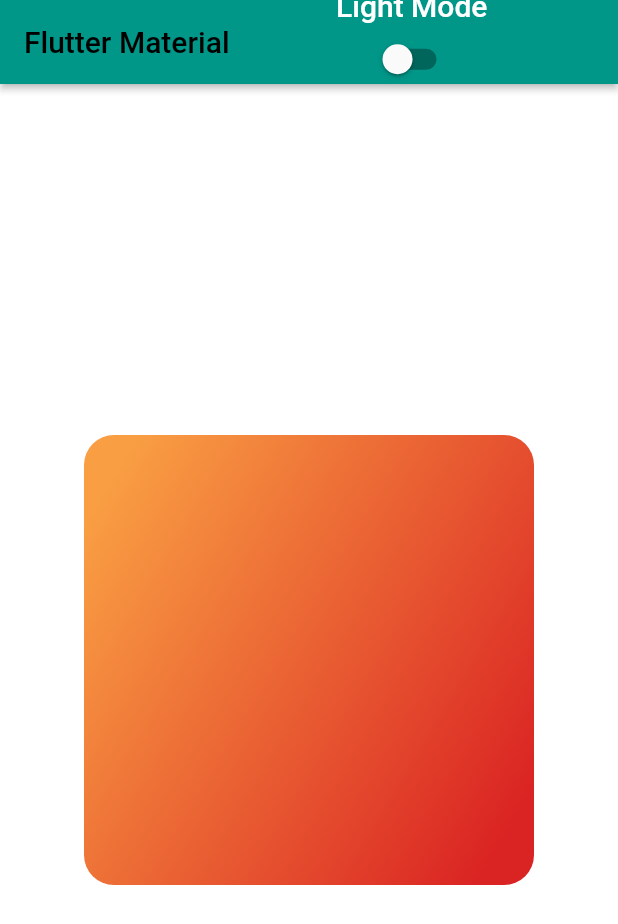
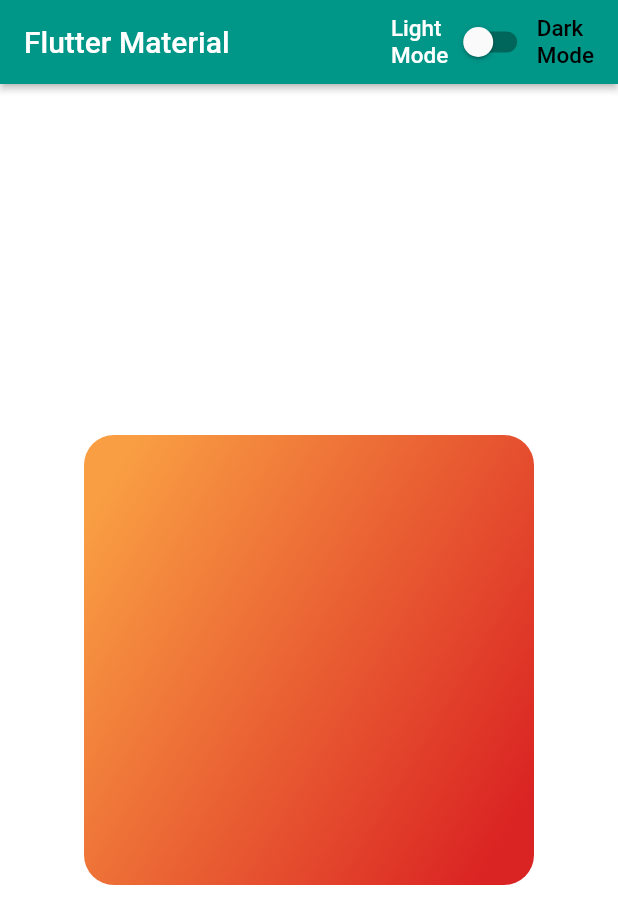
Before and after one commit to 73-sk-nahid/Flutter_Materials, a Flutter app: the screen it shows after launch, on a phone screen of 412 x 824 dp. Shown: the top 924 px of the screen. Run offline on Flutter 3.47's test engine with Material 2 defaults, Android fonts, the phone set to English and light mode, and no system bars; our stand-ins replace hooks_riverpod.

Commit message:
dark & light mode done

```diff
--- a/lib/animated_gradient.dart
+++ b/lib/animated_gradient.dart
@@ -6,17 +6,36 @@ import 'package:hooks_riverpod/hooks_riverpod.dart';
 import 'app_theme.dart';
 
 void main() {
-  runApp(ProviderScope(child: const MyApp()));
+  runApp(const ProviderScope(child: MyApp()));
 }
 
-class MyApp extends StatefulWidget {
-  const MyApp({super.key});
+class MyApp extends HookConsumerWidget {
+  const MyApp({Key? key}) : super(key: key);
 
   @override
-  State<MyApp> createState() => _MyAppState();
+  Widget build(BuildContext context, WidgetRef ref) {
+    SystemChrome.setEnabledSystemUIMode(SystemUiMode.leanBack);
+    final appThemeState = ref.watch(appThemeStateNotifier);
+    return MaterialApp(
+      debugShowCheckedModeBanner: false,
+      theme: AppTheme.lightTheme,
+      darkTheme: AppTheme.darkTheme,
+      themeMode:
+          appThemeState.isDarkModeEnabled ? ThemeMode.dark : ThemeMode.light,
+      home: MyHomePage(),
+    );
+  }
 }
 
-class _MyAppState extends State<MyApp> with SingleTickerProviderStateMixin {
+class MyHomePage extends StatefulWidget {
+  //const MyApp({super.key});
+
+  @override
+  _MyAppState createState() => _MyAppState();
+}
+
+class _MyAppState extends State<MyHomePage>
+    with SingleTickerProviderStateMixin {
   late AnimationController _controller;
   late Animation<Alignment> _topAlignmentAnimation;
   late Animation<Alignment> _bottomAlignmentAnimation;
@@ -81,12 +100,7 @@ class _MyAppState extends State<MyApp> with SingleTickerProviderStateMixin {
 
   @override
   Widget build(BuildContext context) {
-    return MaterialApp(
-      debugShowCheckedModeBanner: false,
-      theme: AppTheme.lightTheme,
-      darkTheme: AppTheme.darkTheme,
-      //themeMode: appThemeState.isDarkMdeEnabled ? ThemeData.dark: ThemeMode.light,
-      home: Scaffold(
+    return Scaffold(
       appBar: AppBar(
         elevation: 2.0,
         //centerTitle: true,
@@ -95,16 +109,27 @@ class _MyAppState extends State<MyApp> with SingleTickerProviderStateMixin {
             Text(
               "Flutter Material",
               style: TextStyle(
+                color: Colors.white,
+              ),
+            ),
+            Expanded(
+                child: Row(
+              mainAxisAlignment: MainAxisAlignment.end,
+              children: [
+                Text(
+                  "Light\nMode",
+                  style: TextStyle(
+                    fontSize: 15,
+                  ),
+                ),
+                DarkModeSwitch(),
+                Text(
+                  "Dark\nMode",
+                  style: TextStyle(
+                    fontSize: 15,
                     color: Colors.black,
                   ),
                 ),
-              Expanded(
-                  child: Column(
-                mainAxisAlignment: MainAxisAlignment.end,
-                children: [
-                  Text("Light Mode"),
-                  DarkModeSwitch(),
-                  //Text("Dark Mode"),
                 //Text("Hello"),
               ],
             ))
@@ -132,7 +157,6 @@ class _MyAppState extends State<MyApp> with SingleTickerProviderStateMixin {
               );
             }),
       ),
-      ),
     );
   }
 }
--- a/lib/app_theme.dart
+++ b/lib/app_theme.dart
@@ -17,9 +17,9 @@ class AppTheme{
   );
 
   static final darkTheme = ThemeData(
-    scaffoldBackgroundColor: Colors.blue,
+    scaffoldBackgroundColor: Colors.black,
     appBarTheme: const AppBarTheme(
-      color: Colors.black,
+      color: Colors.teal,
       iconTheme: IconThemeData(
         color: Colors.white,
       ),
```
Lines whose indentation alone changed are shown as unchanged.
